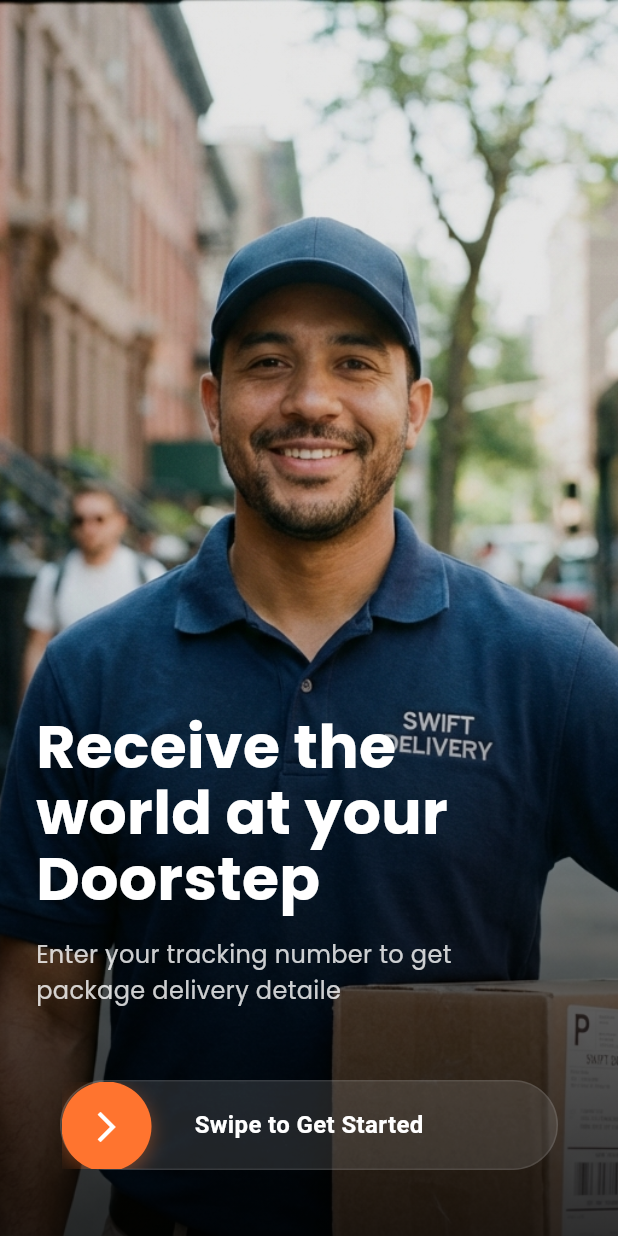
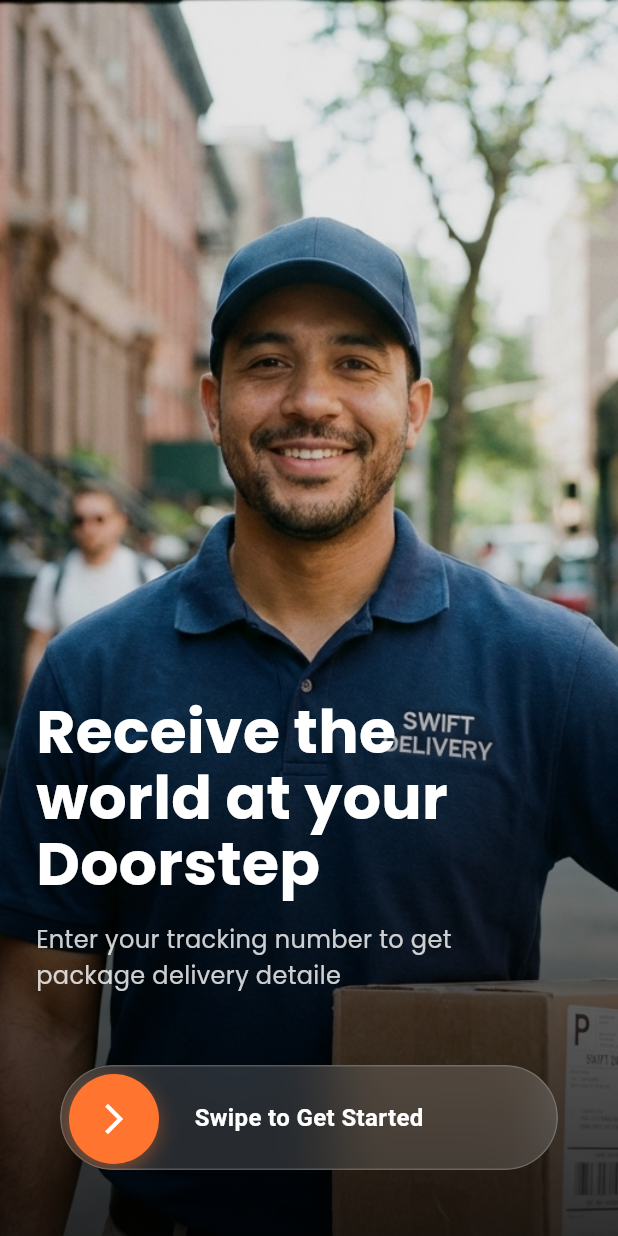
Before and after one commit to ABP01/Mobile_essivivi, a Flutter app: the screen it shows after launch, on a phone screen of 412 x 824 dp. Run offline on Flutter 3.47's test engine with Material 3 defaults, Android fonts, the phone set to English and light mode, and no system bars; our stand-ins replace dio, fluentui_system_icons, flutter_map, flutter_secure_storage, geolocator, google_fonts and 3 more; accounts and stored records are empty.

Commit message:
feat: Update SwippableButtonView layout for improved aesthetics and functionality

```diff
--- a/lib/presentation/screens/client/client_landing_screen.dart
+++ b/lib/presentation/screens/client/client_landing_screen.dart
@@ -75,7 +75,6 @@ class ClientLandingScreen extends StatelessWidget {
                    const SizedBox(height: 48),
 
                    // Bottom Actions
-                   // Bottom Actions
                    Padding(
                      padding: const EdgeInsets.symmetric(horizontal: 16.0),
                      child: SwippableButtonView(
--- a/lib/presentation/widgets/swippable_button_view.dart
+++ b/lib/presentation/widgets/swippable_button_view.dart
@@ -1,3 +1,4 @@
+import 'dart:ui';
 import 'package:flutter/material.dart';
 import 'package:essivi_mobile/theme/app_colors.dart';
 
@@ -32,14 +33,22 @@ class _SwippableButtonViewState extends State<SwippableButtonView> with SingleTi
   Widget build(BuildContext context) {
     return LayoutBuilder(
       builder: (context, constraints) {
-        _maxDrag = constraints.maxWidth - 60; // 60 is button width approx
+        const double totalHeight = 70.0;
+        const double buttonSize = 60.0;
+        const double padding = (totalHeight - buttonSize) / 2;
 
-        return Container(
-          height: 60,
+        _maxDrag = constraints.maxWidth - buttonSize - (padding * 2);
+
+        return ClipRRect(
+          borderRadius: BorderRadius.circular(totalHeight / 2),
+          child: BackdropFilter(
+            filter: ImageFilter.blur(sigmaX: 20, sigmaY: 20),
+            child: Container(
+              height: totalHeight,
               decoration: BoxDecoration(
-            color: widget.backgroundColor,
-            borderRadius: BorderRadius.circular(30),
-            border: Border.all(color: Colors.white.withOpacity(0.1)),
+                color: Colors.white.withOpacity(0.15), // Glassy background
+                borderRadius: BorderRadius.circular(totalHeight / 2),
+                border: Border.all(color: Colors.white.withOpacity(0.2), width: 1),
               ),
               child: Stack(
                 children: [
@@ -60,7 +69,8 @@ class _SwippableButtonViewState extends State<SwippableButtonView> with SingleTi
 
                   // Button
                   Positioned(
-                left: _position,
+                    left: _position + padding,
+                    top: padding,
                     child: GestureDetector(
                       onHorizontalDragUpdate: (details) {
                         if (_isFinished) return;
@@ -85,8 +95,8 @@ class _SwippableButtonViewState extends State<SwippableButtonView> with SingleTi
                         }
                       },
                       child: Container(
-                    height: 60,
-                    width: 60,
+                        height: buttonSize,
+                        width: buttonSize,
                         decoration: BoxDecoration(
                           color: widget.buttonColor,
                           shape: BoxShape.circle,
@@ -108,6 +118,8 @@ class _SwippableButtonViewState extends State<SwippableButtonView> with SingleTi
                   ),
                 ],
               ),
+            ),
+          ),
         );
       },
     );
```
Lines whose indentation alone changed are shown as unchanged.
